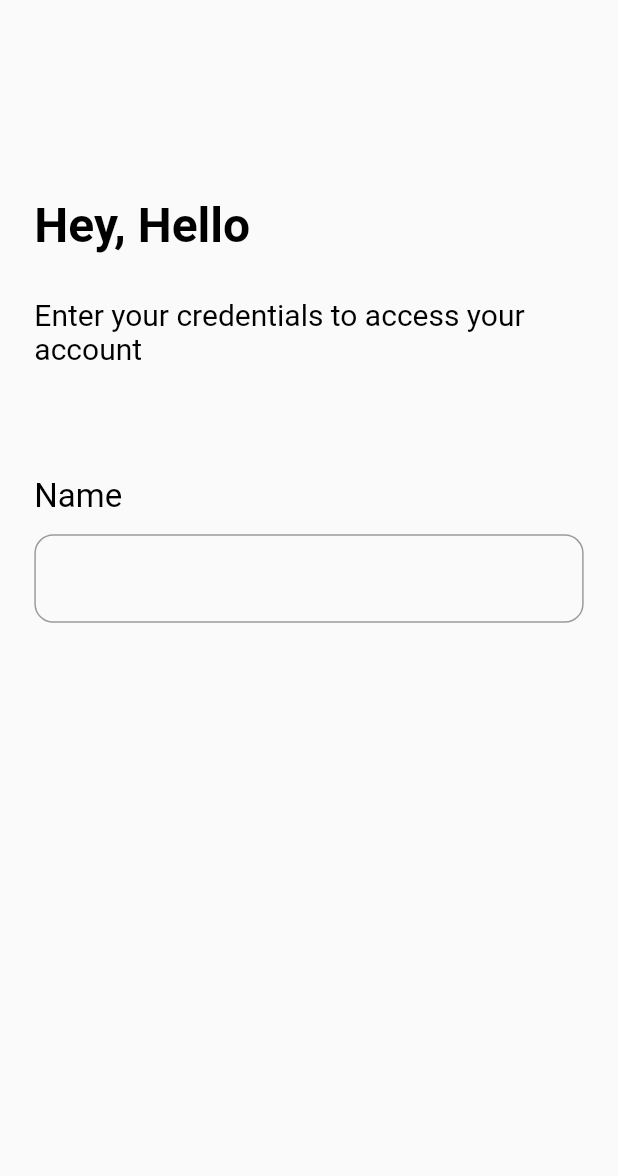
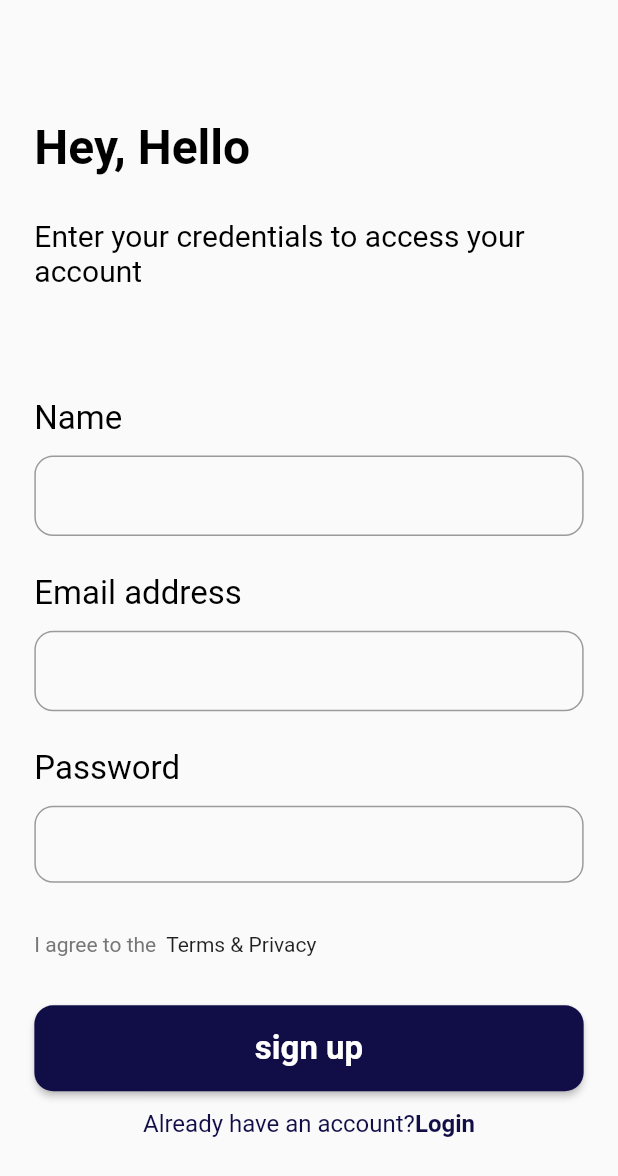
Before and after one commit to AhmedOkasha0/Flojics_task, a Flutter app: the screen it shows after launch, on a phone screen of 412 x 824 dp. Shown: the top 1176 px of the screen. Run offline on Flutter 3.47's test engine with Material 2 defaults, Android fonts, the phone set to English and light mode, and no system bars; our stand-ins replace bloc, dartz, dio, equatable, firebase_auth, firebase_core and 3 more; missing offline and left inert: dart:ffi; accounts and stored records are empty.

Commit message:
add register screen

```diff
--- a/lib/authentication/data/data_source/user_remote_data_source.dart
+++ b/lib/authentication/data/data_source/user_remote_data_source.dart
@@ -1,4 +1,3 @@
-import 'package:cloud_firestore/cloud_firestore.dart';
 import 'package:firebase_auth/firebase_auth.dart';
 
 import 'package:flojics_task/core/network/requests.dart';
@@ -10,11 +9,9 @@ abstract class FirebaseAuthDatasource {
 
 class UserRemoteDataSource extends FirebaseAuthDatasource {
   final FirebaseAuth firebaseAuth;
-  final FirebaseFirestore firebaseFirestore;
 
   UserRemoteDataSource({
     required this.firebaseAuth,
-    required this.firebaseFirestore,
   });
   static final FirebaseAuth auth = FirebaseAuth.instance;
 
--- a/lib/authentication/data/repository/auth_repository.dart
+++ b/lib/authentication/data/repository/auth_repository.dart
@@ -1,6 +1,5 @@
 import 'package:firebase_auth/firebase_auth.dart';
 import 'package:dartz/dartz.dart';
-import 'package:firebase_database/firebase_database.dart';
 import 'package:flojics_task/authentication/data/data_source/user_remote_data_source.dart';
 import 'package:flojics_task/authentication/domian/repository/auth_repository.dart';
 import 'package:flojics_task/core/error/exceptions.dart';
--- a/lib/authentication/presentation/cubit/cubit/auth_cubit.dart
+++ b/lib/authentication/presentation/cubit/cubit/auth_cubit.dart
@@ -1,10 +1,22 @@
+import 'dart:ffi';
+
 import 'package:bloc/bloc.dart';
+import 'package:dartz/dartz.dart';
 import 'package:equatable/equatable.dart';
 import 'package:firebase_auth/firebase_auth.dart';
+import 'package:flojics_task/authentication/domian/usecases/login_usecase.dart';
+import 'package:flojics_task/authentication/domian/usecases/signup_usecase.dart';
+import 'package:flojics_task/core/fauiler/faulier.dart';
 import 'package:flutter/physics.dart';
 
 part 'auth_state.dart';
 
 class AuthCubit extends Cubit<AuthState> {
-  AuthCubit() : super(AuthInitial());
+  final LoginUseCase loginUseCase;
+  final SignUpUseCase signUpUseCase;
+  AuthCubit(this.loginUseCase, this.signUpUseCase) : super(AuthInitial());
+
+  Future<void> getLogin() async {
+    emit(AuthDataLoading());
+  }
 }
--- a/lib/authentication/presentation/cubit/cubit/auth_state.dart
+++ b/lib/authentication/presentation/cubit/cubit/auth_state.dart
@@ -14,7 +14,9 @@ class AuthDataLoading extends AuthState {}
 class AuthDataLoaded extends AuthState {
   final UserCredential userCredential;
 
-  const AuthDataLoaded(this.userCredential);
+  const AuthDataLoaded(
+    this.userCredential,
+  );
   @override
   List<Object> get props => [userCredential];
 }
--- a/lib/authentication/presentation/screens/register_screen.dart
+++ b/lib/authentication/presentation/screens/register_screen.dart
@@ -1,5 +1,6 @@
 import 'package:flojics_task/authentication/presentation/widgets/textformfield_widget.dart';
 import 'package:flojics_task/config/text_style/text_style.dart';
+import 'package:flojics_task/core/utils/app_color.dart';
 import 'package:flojics_task/core/utils/app_strings.dart';
 import 'package:flutter/material.dart';
 import 'package:flutter_screenutil/flutter_screenutil.dart';
@@ -9,8 +10,7 @@ class RegisterScreen extends StatelessWidget {
 
   @override
   Widget build(BuildContext context) {
-    return SafeArea(
-      child: Scaffold(
+    return Scaffold(
         body: Padding(
       padding: EdgeInsets.all(20.w),
       child: Column(
@@ -18,7 +18,7 @@ class RegisterScreen extends StatelessWidget {
         crossAxisAlignment: CrossAxisAlignment.start,
         children: [
           SizedBox(
-              height: 91.h,
+            height: 47.h,
           ),
           const Text(
             AppStrings.hey,
@@ -41,13 +41,97 @@ class RegisterScreen extends StatelessWidget {
           SizedBox(
             height: 10.h,
           ),
-            const TextFormContanier(
+          SizedBox(
+            height: 45.h,
+            child: const TextFormContanier(
               isObscureText: false,
               keyboardType: TextInputType.name,
+            ),
+          ),
+          SizedBox(
+            height: 21.h,
+          ),
+          const Text(
+            AppStrings.emailAdress,
+            style: StringsStyle.textStyle22,
+          ),
+          SizedBox(
+            height: 10.h,
+          ),
+          SizedBox(
+            height: 45.h,
+            child: const TextFormContanier(
+              isObscureText: false,
+              keyboardType: TextInputType.emailAddress,
+            ),
+          ),
+          SizedBox(
+            height: 21.h,
+          ),
+          const Text(
+            AppStrings.password,
+            style: StringsStyle.textStyle22,
+          ),
+          SizedBox(
+            height: 10.h,
+          ),
+          SizedBox(
+            height: 43.h,
+            child: const TextFormContanier(
+              isObscureText: false,
+              keyboardType: TextInputType.visiblePassword,
+            ),
+          ),
+          SizedBox(
+            height: 28.h,
+          ),
+          Row(
+            children: [
+              Text(
+                AppStrings.iAgreeTo,
+                style: StringsStyle.textStyle14.copyWith(color: AppColor.grey),
+              ),
+              const Text(AppStrings.termsPrivacy),
+            ],
+          ),
+          SizedBox(
+            height: 27.h,
+          ),
+          SizedBox(
+            height: 48.h,
+            width: 332.w,
+            child: ElevatedButton(
+              onPressed: () {},
+              child: Text(AppStrings.signUp,
+                  style: StringsStyle.textStyle22.copyWith(
+                      color: Colors.white, fontWeight: FontWeight.w700)),
+              style: ElevatedButton.styleFrom(
+                  shape: RoundedRectangleBorder(
+                      borderRadius: BorderRadius.circular(11.w)),
+                  backgroundColor: AppColor.blackBlu),
+            ),
+          ),
+          SizedBox(
+            height: 10.h,
+          ),
+          Row(
+            mainAxisAlignment: MainAxisAlignment.center,
+            crossAxisAlignment: CrossAxisAlignment.center,
+            children: [
+              Text(
+                AppStrings.iHaveAccount,
+                style:
+                    StringsStyle.textStyle16.copyWith(color: AppColor.blackBlu),
+              ),
+              Text(
+                AppStrings.login,
+                style: StringsStyle.textStyle16.copyWith(
+                    fontWeight: FontWeight.w700, color: AppColor.blackBlu),
+              )
+            ],
           )
         ],
       ),
-      )),
-    );
+    ));
   }
 }
--- a/lib/authentication/presentation/widgets/textformfield_widget.dart
+++ b/lib/authentication/presentation/widgets/textformfield_widget.dart
@@ -1,3 +1,4 @@
+import 'package:flojics_task/core/utils/app_color.dart';
 import 'package:flutter/material.dart';
 import 'package:flutter_screenutil/flutter_screenutil.dart';
 
@@ -23,7 +24,7 @@ class TextFormContanier extends StatelessWidget {
           border: OutlineInputBorder(
               borderRadius: BorderRadius.circular(11.w),
               borderSide: const BorderSide(
-                color: Colors.grey,
+                color: AppColor.grey,
               ))),
     );
   }
--- a/lib/config/text_style/text_style.dart
+++ b/lib/config/text_style/text_style.dart
@@ -16,4 +16,13 @@ class StringsStyle {
     fontSize: 22,
     color: Colors.black,
   );
+  static const textStyle14 = TextStyle(
+    fontWeight: FontWeight.w400,
+    fontSize: 14,
+  );
+  static const textStyle16 = TextStyle(
+    fontWeight: FontWeight.w400,
+    fontSize: 16,
+    color: Colors.black,
+  );
 }
--- a/lib/core/services/service_locator.dart
+++ b/lib/core/services/service_locator.dart
@@ -1,3 +1,8 @@
+import 'package:flojics_task/authentication/data/data_source/user_remote_data_source.dart';
+import 'package:flojics_task/authentication/data/repository/auth_repository.dart';
+import 'package:flojics_task/authentication/domian/repository/auth_repository.dart';
+import 'package:flojics_task/authentication/domian/usecases/login_usecase.dart';
+import 'package:flojics_task/authentication/domian/usecases/signup_usecase.dart';
 import 'package:flojics_task/home/data/data_source/movies_remote_data_source.dart';
 import 'package:flojics_task/home/data/repository/home_repository.dart';
 import 'package:flojics_task/home/domain/repository/home_repository.dart';
@@ -12,13 +17,18 @@ class ServiceLocator {
     // repository
     sl.registerLazySingleton<BaseHomeReqpository>(
         () => HomeRepositoryImpl(moviesRemoteDataSource: sl()));
+    sl.registerLazySingleton<AuthRepository>(() => AuthRepositoryImbl(sl()));
 
     // remote data source
     sl.registerLazySingleton<BaseMoviesRemoteDataSource>(
         () => MoviesDataSource(baseMoviesRemoteDataSource: sl()));
+    sl.registerLazySingleton<FirebaseAuthDatasource>(
+        () => UserRemoteDataSource(firebaseAuth: sl()));
 
     // use cases
     sl.registerLazySingleton(() => GetMoviesUseCase(homeReqpository: sl()));
     sl.registerLazySingleton(() => GetTvShowsUseCase(homeReqpository: sl()));
+    sl.registerLazySingleton(() => LoginUseCase(authRepository: sl()));
+    sl.registerLazySingleton(() => SignUpUseCase(authRepository: sl()));
   }
 }
--- /dev/null
+++ b/lib/core/utils/app_color.dart
@@ -0,0 +1,6 @@
+import 'package:flutter/services.dart';
+
+class AppColor {
+  static const Color grey = Color(0xff777777);
+  static const Color blackBlu = Color(0xff110E47);
+}
--- a/lib/core/utils/app_strings.dart
+++ b/lib/core/utils/app_strings.dart
@@ -9,4 +9,11 @@ class AppStrings {
   static const String enterYourCredentials =
       "Enter your credentials to access your account";
   static const String name = "Name";
+  static const String emailAdress = "Email address";
+  static const String password = "Password";
+  static const String iAgreeTo = "I agree to the ";
+  static const String termsPrivacy = " Terms & Privacy";
+  static const String signUp = "sign up";
+  static const String iHaveAccount = "Already have an account?";
+  static const String login = "Login";
 }
--- a/pubspec.yaml
+++ b/pubspec.yaml
@@ -26,7 +26,6 @@ dependencies:
   firebase_auth: ^4.9.0
   firebase_core: ^2.15.1
   cloud_firestore: ^4.9.1
-  firebase_database: ^10.2.5
 
 dev_dependencies:
   flutter_test:
```
Also changed, not shown: pubspec.lock, 1 other file. Lines whose indentation alone changed are shown as unchanged.
